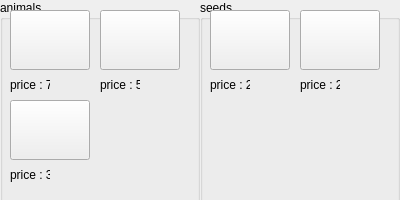
This is farming/selection.ui in MeHunter2004/Farming as Qt 5 draws it before an edit. The edited form follows.
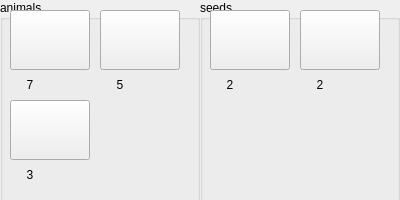
This is the edited form. Icons and pictures are not drawn.

Patch:
```diff
--- a/farming/selection.ui
+++ b/farming/selection.ui
@@ -86,7 +86,10 @@
      </rect>
     </property>
     <property name="text">
-     <string>price : 7</string>
+     <string>7</string>
+    </property>
+    <property name="alignment">
+     <set>Qt::AlignCenter</set>
     </property>
    </widget>
    <widget class="QLabel" name="label_2">
@@ -115,7 +118,10 @@
      </rect>
     </property>
     <property name="text">
-     <string>price : 5</string>
+     <string>5</string>
+    </property>
+    <property name="alignment">
+     <set>Qt::AlignCenter</set>
     </property>
    </widget>
    <widget class="QLabel" name="label_4">
@@ -128,7 +134,10 @@
      </rect>
     </property>
     <property name="text">
-     <string>price : 3</string>
+     <string>3</string>
+    </property>
+    <property name="alignment">
+     <set>Qt::AlignCenter</set>
     </property>
    </widget>
    <widget class="QLabel" name="label_7">
@@ -218,7 +227,10 @@
      </rect>
     </property>
     <property name="text">
-     <string>price : 2</string>
+     <string>2</string>
+    </property>
+    <property name="alignment">
+     <set>Qt::AlignCenter</set>
     </property>
    </widget>
    <widget class="QLabel" name="label_6">
@@ -231,7 +243,10 @@
      </rect>
     </property>
     <property name="text">
-     <string>price : 2</string>
+     <string>2</string>
+    </property>
+    <property name="alignment">
+     <set>Qt::AlignCenter</set>
     </property>
    </widget>
    <widget class="QLabel" name="label_9">
```
